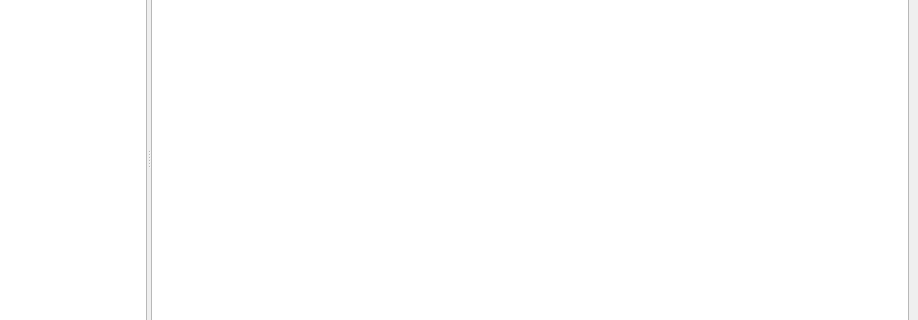
Before: the Qt Designer form src/dcmspec_explorer/resources/main_window.ui in dwikler/dcmspec-explorer, drawn with Qt 5; both pictures show x 482 to 1400 and y 248 to 568 of the 1400 by 768 pixel window.
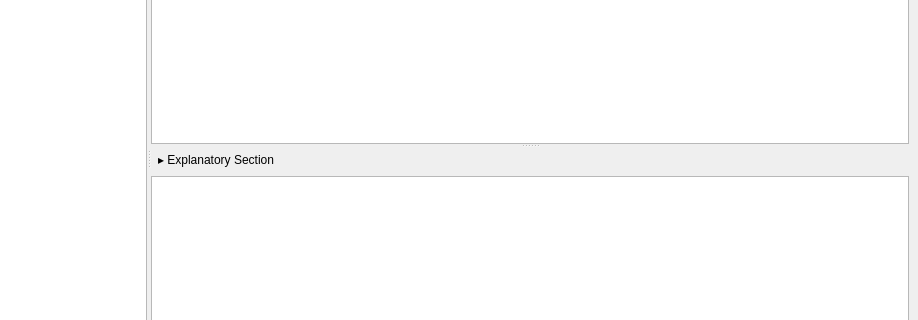
After: the same form once the commit is applied.

Commit message:
feat(view): add collapsible explanatory section drawer
- Add explanationTextBrowser + toggle button under the Details pane
- Nest both panes in a vertical splitter, collapsible to the handle
- Add methods to render section HTML with local images and toggle drawer state
- Expose link clicks and the toggle button as named View signals

Diff of the .ui file:
```diff
--- a/src/dcmspec_explorer/resources/main_window.ui
+++ b/src/dcmspec_explorer/resources/main_window.ui
@@ -164,6 +164,10 @@
          </widget>
         </item>
         <item>
+         <widget class="QSplitter" name="detailsSplitter">
+          <property name="orientation">
+           <enum>Qt::Orientation::Vertical</enum>
+          </property>
          <widget class="QTextBrowser" name="detailsTextBrowser">
           <property name="openExternalLinks">
            <bool>false</bool>
@@ -171,6 +175,46 @@
           <property name="openLinks">
            <bool>false</bool>
           </property>
+          </widget>
+          <widget class="QWidget" name="explanationArea" native="true">
+           <layout class="QVBoxLayout" name="explanationAreaLayout">
+            <property name="leftMargin">
+             <number>0</number>
+            </property>
+            <property name="topMargin">
+             <number>0</number>
+            </property>
+            <property name="rightMargin">
+             <number>0</number>
+            </property>
+            <property name="bottomMargin">
+             <number>0</number>
+            </property>
+            <item>
+             <widget class="QToolButton" name="explanationToggleButton">
+              <property name="text">
+               <string>▸ Explanatory Section</string>
+              </property>
+              <property name="toolButtonStyle">
+               <enum>Qt::ToolButtonStyle::ToolButtonTextOnly</enum>
+              </property>
+              <property name="autoRaise">
+               <bool>true</bool>
+              </property>
+             </widget>
+            </item>
+            <item>
+             <widget class="QTextBrowser" name="explanationTextBrowser">
+              <property name="openExternalLinks">
+               <bool>false</bool>
+              </property>
+              <property name="openLinks">
+               <bool>false</bool>
+              </property>
+             </widget>
+            </item>
+           </layout>
+          </widget>
          </widget>
         </item>
        </layout>
```
Lines whose indentation alone changed are shown as unchanged. The commit also changes 3 other files.
